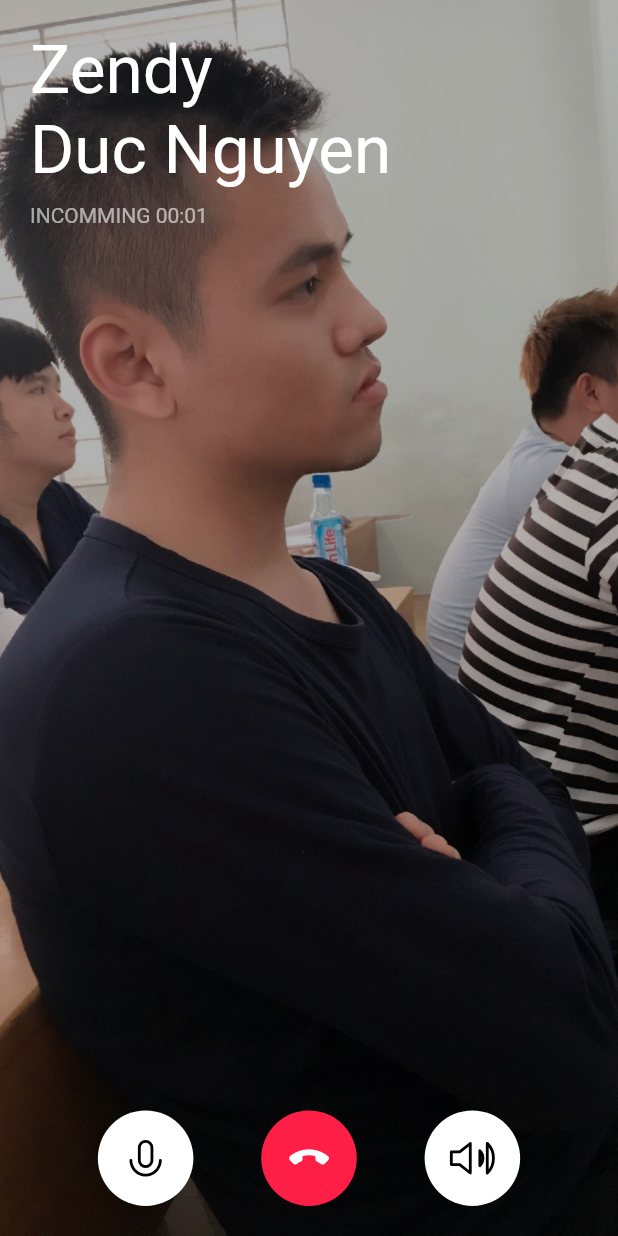
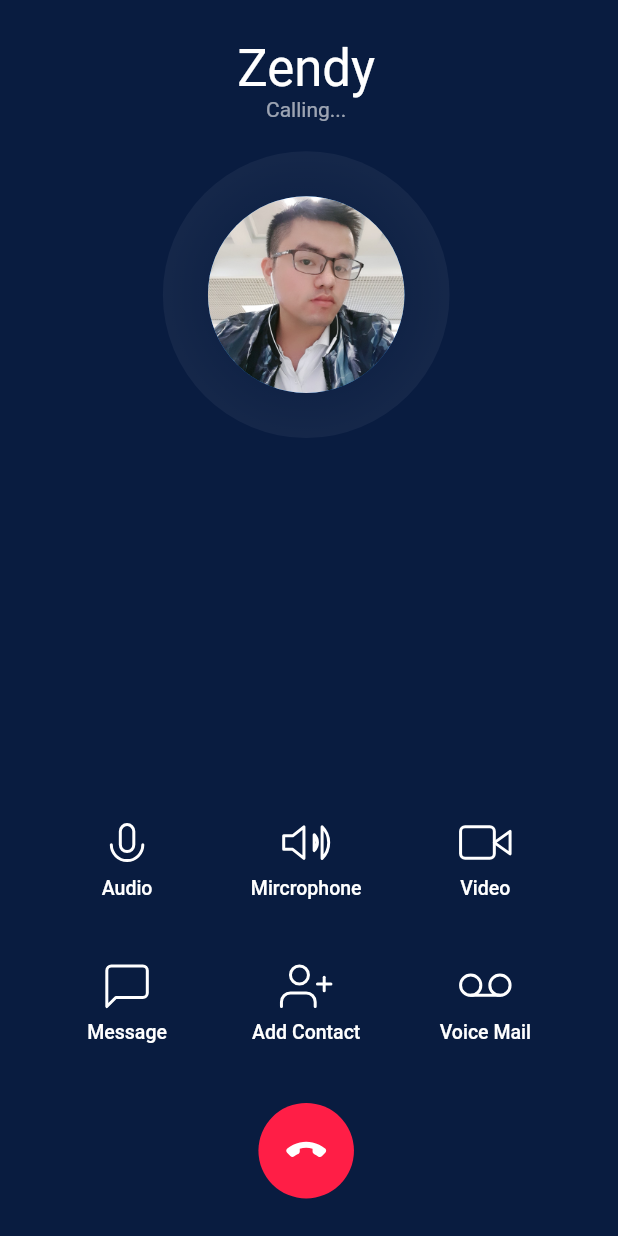
Before and after one commit to zendy199x/Flutter-Calling-Interface-App, a Flutter app: the screen it shows after launch, on a phone screen of 412 x 824 dp. Run offline on Flutter 3.47's test engine with Material 2 defaults, Android fonts, the phone set to English and light mode, and no system bars; our stand-ins replace flutter_svg.

Commit message:
feat: Dial Calling screen

```diff
--- /dev/null
+++ b/lib/components/dial_user_pic.dart
@@ -0,0 +1,35 @@
+import 'package:calling_interface/size_config.dart';
+import 'package:flutter/material.dart';
+
+class DialUserPic extends StatelessWidget {
+  const DialUserPic({
+    Key? key,
+    this.size = 192,
+    required this.image,
+  }) : super(key: key);
+
+  final double size;
+  final String image;
+
+  @override
+  Widget build(BuildContext context) {
+    return Container(
+      padding: EdgeInsets.all(30 / 192 * size), // Padding depends on size
+      width: getProportionateScreenWidth(size),
+      height: getProportionateScreenWidth(size),
+      decoration: BoxDecoration(
+        shape: BoxShape.circle,
+        gradient: RadialGradient(
+          colors: [
+            Colors.white.withOpacity(0.02),
+            Colors.white.withOpacity(0.05),
+          ],
+          stops: const [0.5, 1],
+        ),
+      ),
+      child: CircleAvatar(
+        backgroundImage: AssetImage(image),
+      ),
+    );
+  }
+}
--- /dev/null
+++ b/lib/components/rounded_button.dart
@@ -0,0 +1,42 @@
+import 'package:calling_interface/size_config.dart';
+import 'package:flutter/material.dart';
+import 'package:flutter_svg/flutter_svg.dart';
+
+class RoundedButton extends StatelessWidget {
+  const RoundedButton({
+    Key? key,
+    this.size = 64,
+    required this.iconSrc,
+    required this.color,
+    required this.iconColor,
+    required this.press,
+  }) : super(key: key);
+
+  final double size;
+  final String iconSrc;
+  final Color color, iconColor;
+  final VoidCallback press;
+
+  @override
+  Widget build(BuildContext context) {
+    return SizedBox(
+      width: getProportionateScreenWidth(size),
+      height: getProportionateScreenWidth(size),
+      child: TextButton(
+        style: TextButton.styleFrom(
+          padding: EdgeInsets.all(
+              15 / 64 * size), // Padding depending on size of the button
+          backgroundColor: color,
+          shape: RoundedRectangleBorder(
+            borderRadius: BorderRadius.circular(100),
+          ),
+        ),
+        onPressed: press,
+        child: SvgPicture.asset(
+          iconSrc,
+          color: iconColor,
+        ),
+      ),
+    );
+  }
+}
--- a/lib/main.dart
+++ b/lib/main.dart
@@ -1,4 +1,5 @@
 import 'package:calling_interface/screens/audio_call_width_image/audio_call_with_image_screen.dart';
+import 'package:calling_interface/screens/dial_call/dial_call_screen.dart';
 import 'package:flutter/material.dart';
 
 void main() {
@@ -16,7 +17,7 @@ class MyApp extends StatelessWidget {
       theme: ThemeData(
         visualDensity: VisualDensity.adaptivePlatformDensity,
       ),
-      home: const AudioCallWithImage(),
+      home: const DialCallScreen(),
     );
   }
 }
--- a/lib/screens/audio_call_width_image/components/body.dart
+++ b/lib/screens/audio_call_width_image/components/body.dart
@@ -1,7 +1,7 @@
+import 'package:calling_interface/components/rounded_button.dart';
 import 'package:calling_interface/constants.dart';
 import 'package:calling_interface/size_config.dart';
 import 'package:flutter/material.dart';
-import 'package:flutter_svg/svg.dart';
 
 class Body extends StatefulWidget {
   const Body({Key? key}) : super(key: key);
@@ -77,42 +77,3 @@ class _BodyState extends State<Body> {
     );
   }
 }
-
-class RoundedButton extends StatelessWidget {
-  const RoundedButton({
-    Key? key,
-    this.size = 64,
-    required this.iconSrc,
-    required this.color,
-    required this.iconColor,
-    required this.press,
-  }) : super(key: key);
-
-  final double size;
-  final String iconSrc;
-  final Color color, iconColor;
-  final VoidCallback press;
-
-  @override
-  Widget build(BuildContext context) {
-    return SizedBox(
-      width: getProportionateScreenWidth(size),
-      height: getProportionateScreenWidth(size),
-      child: TextButton(
-        style: TextButton.styleFrom(
-          padding: EdgeInsets.all(
-              15 / 64 * size), // Padding depending on size of the button
-          backgroundColor: color,
-          shape: RoundedRectangleBorder(
-            borderRadius: BorderRadius.circular(100),
-          ),
-        ),
-        onPressed: press,
-        child: SvgPicture.asset(
-          iconSrc,
-          color: iconColor,
-        ),
-      ),
-    );
-  }
-}
--- /dev/null
+++ b/lib/screens/dial_call/components/body.dart
@@ -0,0 +1,84 @@
+import 'package:calling_interface/components/dial_user_pic.dart';
+import 'package:calling_interface/components/rounded_button.dart';
+import 'package:calling_interface/constants.dart';
+import 'package:calling_interface/screens/dial_call/components/dial_button.dart';
+import 'package:calling_interface/size_config.dart';
+import 'package:flutter/material.dart';
+
+class Body extends StatefulWidget {
+  const Body({Key? key}) : super(key: key);
+
+  @override
+  _BodyState createState() => _BodyState();
+}
+
+class _BodyState extends State<Body> {
+  @override
+  Widget build(BuildContext context) {
+    return SafeArea(
+      child: Padding(
+        padding: const EdgeInsets.all(25),
+        child: Column(
+          children: [
+            Text(
+              "Zendy",
+              style: Theme.of(context)
+                  .textTheme
+                  .headline4!
+                  .copyWith(color: Colors.white),
+            ),
+            const Text(
+              "Calling...",
+              style: TextStyle(color: Colors.white60),
+            ),
+            const VerticalSpacing(),
+            const DialUserPic(image: "assets/images/calling_face.jpeg"),
+            const Spacer(),
+            Wrap(
+              alignment: WrapAlignment.spaceBetween,
+              children: [
+                DialButton(
+                  iconSrc: "assets/icons/Icon Mic.svg",
+                  text: "Audio",
+                  press: () {},
+                ),
+                DialButton(
+                  iconSrc: "assets/icons/Icon Volume.svg",
+                  text: "Mircrophone",
+                  press: () {},
+                ),
+                DialButton(
+                  iconSrc: "assets/icons/Icon Video.svg",
+                  text: "Video",
+                  press: () {},
+                ),
+                DialButton(
+                  iconSrc: "assets/icons/Icon Message.svg",
+                  text: "Message",
+                  press: () {},
+                ),
+                DialButton(
+                  iconSrc: "assets/icons/Icon User.svg",
+                  text: "Add Contact",
+                  press: () {},
+                ),
+                DialButton(
+                  iconSrc: "assets/icons/Icon Voicemail.svg",
+                  text: "Voice Mail",
+                  press: () {},
+                ),
+              ],
+            ),
+            const VerticalSpacing(),
+            RoundedButton(
+              iconSrc: "assets/icons/call_end.svg",
+              color: kRedColor,
+              iconColor: Colors.white,
+              press: () {},
+            ),
+          ],
+        ),
+      ),
+    );
+  }
+}
--- /dev/null
+++ b/lib/screens/dial_call/components/dial_button.dart
@@ -0,0 +1,47 @@
+import 'package:calling_interface/size_config.dart';
+import 'package:flutter/material.dart';
+import 'package:flutter_svg/flutter_svg.dart';
+
+class DialButton extends StatelessWidget {
+  const DialButton({
+    Key? key,
+    required this.iconSrc,
+    required this.text,
+    required this.press,
+  }) : super(key: key);
+
+  final String iconSrc, text;
+  final VoidCallback press;
+
+  @override
+  Widget build(BuildContext context) {
+    return SizedBox(
+      width: getProportionateScreenWidth(120),
+      child: TextButton(
+        style: TextButton.styleFrom(
+          padding: EdgeInsets.symmetric(
+            vertical: getProportionateScreenWidth(20),
+          ),
+        ),
+        onPressed: press,
+        child: Column(
+          children: [
+            SvgPicture.asset(
+              iconSrc,
+              color: Colors.white,
+              height: 36,
+            ),
+            const VerticalSpacing(of: 5),
+            Text(
+              text,
+              style: const TextStyle(
+                color: Colors.white,
+                fontSize: 13,
+              ),
+            ),
+          ],
+        ),
+      ),
+    );
+  }
+}
--- /dev/null
+++ b/lib/screens/dial_call/dial_call_screen.dart
@@ -0,0 +1,18 @@
+import 'package:calling_interface/constants.dart';
+import 'package:calling_interface/screens/dial_call/components/body.dart';
+import 'package:calling_interface/size_config.dart';
+import 'package:flutter/material.dart';
+
+class DialCallScreen extends StatelessWidget {
+  const DialCallScreen({Key? key}) : super(key: key);
+
+  @override
+  Widget build(BuildContext context) {
+    SizeConfig().init(context);
+
+    return const Scaffold(
+      backgroundColor: kBackgoundColor,
+      body: Body(),
+    );
+  }
+}
```
Also changed, not shown: assets/images/calling_face.jpeg (added), assets/images/calling_face.png (deleted).
